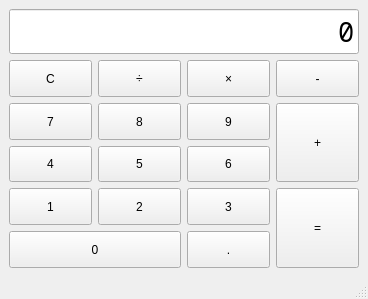
Above: mainwindow.ui from bonevelous/basicalc before the change. Below: the same form after it.
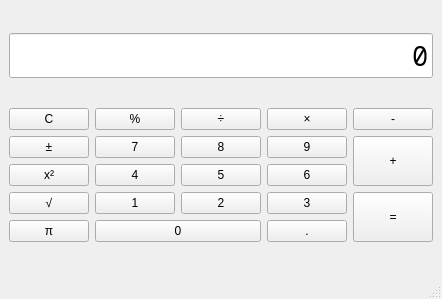
That is the form after the change. Custom widgets are drawn as their Qt base class.

Commit message: Added square, square root, and pi; also fixed broken divide button

```diff
--- a/mainwindow.ui
+++ b/mainwindow.ui
@@ -39,33 +39,7 @@
     </item>
     <item>
      <layout class="QGridLayout" name="gridLayout">
-      <item row="0" column="4">
-       <widget class="CalcButton" name="subtractButton">
-        <property name="sizePolicy">
-         <sizepolicy hsizetype="Minimum" vsizetype="Minimum">
-          <horstretch>0</horstretch>
-          <verstretch>0</verstretch>
-         </sizepolicy>
-        </property>
-        <property name="text">
-         <string>-</string>
-        </property>
-       </widget>
-      </item>
-      <item row="0" column="1">
-       <widget class="CalcButton" name="divideButton">
-        <property name="sizePolicy">
-         <sizepolicy hsizetype="Minimum" vsizetype="Minimum">
-          <horstretch>0</horstretch>
-          <verstretch>0</verstretch>
-         </sizepolicy>
-        </property>
-        <property name="text">
-         <string>÷</string>
-        </property>
-       </widget>
-      </item>
-      <item row="2" column="0">
+      <item row="2" column="1">
        <widget class="CalcButton" name="digit_button4">
         <property name="sizePolicy">
          <sizepolicy hsizetype="Minimum" vsizetype="Minimum">
@@ -78,8 +52,8 @@
         </property>
        </widget>
       </item>
-      <item row="2" column="1">
-       <widget class="CalcButton" name="digit_button5">
+      <item row="3" column="5" rowspan="2">
+       <widget class="CalcButton" name="answerButton">
         <property name="sizePolicy">
          <sizepolicy hsizetype="Minimum" vsizetype="Minimum">
           <horstretch>0</horstretch>
@@ -87,37 +61,50 @@
          </sizepolicy>
         </property>
         <property name="text">
-         <string>5</string>
-        </property>
-       </widget>
-      </item>
-      <item row="1" column="1">
-       <widget class="CalcButton" name="digit_button8">
-        <property name="sizePolicy">
-         <sizepolicy hsizetype="Minimum" vsizetype="Minimum">
-          <horstretch>0</horstretch>
-          <verstretch>0</verstretch>
-         </sizepolicy>
-        </property>
-        <property name="text">
-         <string>8</string>
-        </property>
-       </widget>
-      </item>
-      <item row="1" column="0">
-       <widget class="CalcButton" name="digit_button7">
-        <property name="sizePolicy">
-         <sizepolicy hsizetype="Minimum" vsizetype="Minimum">
-          <horstretch>0</horstretch>
-          <verstretch>0</verstretch>
-         </sizepolicy>
-        </property>
-        <property name="text">
-         <string>7</string>
+         <string>=</string>
         </property>
        </widget>
       </item>
       <item row="3" column="1">
+       <widget class="CalcButton" name="digit_button1">
+        <property name="sizePolicy">
+         <sizepolicy hsizetype="Minimum" vsizetype="Minimum">
+          <horstretch>0</horstretch>
+          <verstretch>0</verstretch>
+         </sizepolicy>
+        </property>
+        <property name="text">
+         <string>1</string>
+        </property>
+       </widget>
+      </item>
+      <item row="4" column="1" colspan="2">
+       <widget class="CalcButton" name="digit_button0">
+        <property name="sizePolicy">
+         <sizepolicy hsizetype="Minimum" vsizetype="Minimum">
+          <horstretch>0</horstretch>
+          <verstretch>0</verstretch>
+         </sizepolicy>
+        </property>
+        <property name="text">
+         <string>0</string>
+        </property>
+       </widget>
+      </item>
+      <item row="1" column="5" rowspan="2">
+       <widget class="CalcButton" name="addButton">
+        <property name="sizePolicy">
+         <sizepolicy hsizetype="Minimum" vsizetype="Minimum">
+          <horstretch>0</horstretch>
+          <verstretch>0</verstretch>
+         </sizepolicy>
+        </property>
+        <property name="text">
+         <string>+</string>
+        </property>
+       </widget>
+      </item>
+      <item row="3" column="2">
        <widget class="CalcButton" name="digit_button2">
         <property name="sizePolicy">
          <sizepolicy hsizetype="Minimum" vsizetype="Minimum">
@@ -130,20 +117,20 @@
         </property>
        </widget>
       </item>
-      <item row="0" column="0">
-       <widget class="CalcButton" name="clsButton">
-        <property name="sizePolicy">
-         <sizepolicy hsizetype="Minimum" vsizetype="Minimum">
-          <horstretch>0</horstretch>
-          <verstretch>0</verstretch>
-         </sizepolicy>
-        </property>
-        <property name="text">
-         <string>C</string>
-        </property>
-       </widget>
-      </item>
       <item row="0" column="2">
+       <widget class="CalcButton" name="divideButton">
+        <property name="sizePolicy">
+         <sizepolicy hsizetype="Minimum" vsizetype="Minimum">
+          <horstretch>0</horstretch>
+          <verstretch>0</verstretch>
+         </sizepolicy>
+        </property>
+        <property name="text">
+         <string>÷</string>
+        </property>
+       </widget>
+      </item>
+      <item row="0" column="3">
        <widget class="CalcButton" name="multiplyButton">
         <property name="sizePolicy">
          <sizepolicy hsizetype="Minimum" vsizetype="Minimum">
@@ -156,7 +143,27 @@
         </property>
        </widget>
       </item>
-      <item row="2" column="2">
+      <item row="1" column="2">
+       <widget class="CalcButton" name="digit_button8">
+        <property name="sizePolicy">
+         <sizepolicy hsizetype="Minimum" vsizetype="Minimum">
+          <horstretch>0</horstretch>
+          <verstretch>0</verstretch>
+         </sizepolicy>
+        </property>
+        <property name="text">
+         <string>8</string>
+        </property>
+       </widget>
+      </item>
+      <item row="0" column="1">
+       <widget class="CalcButton" name="modulusButton">
+        <property name="text">
+         <string>%</string>
+        </property>
+       </widget>
+      </item>
+      <item row="2" column="3">
        <widget class="CalcButton" name="digit_button6">
         <property name="sizePolicy">
          <sizepolicy hsizetype="Minimum" vsizetype="Minimum">
@@ -169,7 +176,40 @@
         </property>
        </widget>
       </item>
-      <item row="3" column="2">
+      <item row="1" column="1">
+       <widget class="CalcButton" name="digit_button7">
+        <property name="sizePolicy">
+         <sizepolicy hsizetype="Minimum" vsizetype="Minimum">
+          <horstretch>0</horstretch>
+          <verstretch>0</verstretch>
+         </sizepolicy>
+        </property>
+        <property name="text">
+         <string>7</string>
+        </property>
+       </widget>
+      </item>
+      <item row="3" column="0">
+       <widget class="CalcButton" name="s_rootButton">
+        <property name="text">
+         <string>√</string>
+        </property>
+       </widget>
+      </item>
+      <item row="0" column="0">
+       <widget class="CalcButton" name="clsButton">
+        <property name="sizePolicy">
+         <sizepolicy hsizetype="Minimum" vsizetype="Minimum">
+          <horstretch>0</horstretch>
+          <verstretch>0</verstretch>
+         </sizepolicy>
+        </property>
+        <property name="text">
+         <string>C</string>
+        </property>
+       </widget>
+      </item>
+      <item row="3" column="3">
        <widget class="CalcButton" name="digit_button3">
         <property name="sizePolicy">
          <sizepolicy hsizetype="Minimum" vsizetype="Minimum">
@@ -182,8 +222,8 @@
         </property>
        </widget>
       </item>
-      <item row="3" column="0">
-       <widget class="CalcButton" name="digit_button1">
+      <item row="0" column="5">
+       <widget class="CalcButton" name="subtractButton">
         <property name="sizePolicy">
          <sizepolicy hsizetype="Minimum" vsizetype="Minimum">
           <horstretch>0</horstretch>
@@ -191,11 +231,11 @@
          </sizepolicy>
         </property>
         <property name="text">
-         <string>1</string>
+         <string>-</string>
         </property>
        </widget>
       </item>
-      <item row="1" column="2">
+      <item row="1" column="3">
        <widget class="CalcButton" name="digit_button9">
         <property name="sizePolicy">
          <sizepolicy hsizetype="Minimum" vsizetype="Minimum">
@@ -208,7 +248,27 @@
         </property>
        </widget>
       </item>
-      <item row="4" column="2">
+      <item row="2" column="0">
+       <widget class="CalcButton" name="squareButton">
+        <property name="text">
+         <string>x²</string>
+        </property>
+       </widget>
+      </item>
+      <item row="2" column="2">
+       <widget class="CalcButton" name="digit_button5">
+        <property name="sizePolicy">
+         <sizepolicy hsizetype="Minimum" vsizetype="Minimum">
+          <horstretch>0</horstretch>
+          <verstretch>0</verstretch>
+         </sizepolicy>
+        </property>
+        <property name="text">
+         <string>5</string>
+        </property>
+       </widget>
+      </item>
+      <item row="4" column="3">
        <widget class="CalcButton" name="pointButton">
         <property name="sizePolicy">
          <sizepolicy hsizetype="Minimum" vsizetype="Minimum">
@@ -221,42 +281,17 @@
         </property>
        </widget>
       </item>
-      <item row="1" column="4" rowspan="2">
-       <widget class="CalcButton" name="addButton">
-        <property name="sizePolicy">
-         <sizepolicy hsizetype="Minimum" vsizetype="Minimum">
-          <horstretch>0</horstretch>
-          <verstretch>0</verstretch>
-         </sizepolicy>
-        </property>
+      <item row="4" column="0">
+       <widget class="CalcButton" name="piButton">
         <property name="text">
-         <string>+</string>
+         <string>π</string>
         </property>
        </widget>
       </item>
-      <item row="4" column="0" colspan="2">
-       <widget class="CalcButton" name="digit_button0">
-        <property name="sizePolicy">
-         <sizepolicy hsizetype="Minimum" vsizetype="Minimum">
-          <horstretch>0</horstretch>
-          <verstretch>0</verstretch>
-         </sizepolicy>
-        </property>
+      <item row="1" column="0">
+       <widget class="CalcButton" name="invertButton">
         <property name="text">
-         <string>0</string>
-        </property>
-       </widget>
-      </item>
-      <item row="3" column="4" rowspan="2">
-       <widget class="CalcButton" name="answerButton">
-        <property name="sizePolicy">
-         <sizepolicy hsizetype="Minimum" vsizetype="Minimum">
-          <horstretch>0</horstretch>
-          <verstretch>0</verstretch>
-         </sizepolicy>
-        </property>
-        <property name="text">
-         <string>=</string>
+         <string>±</string>
         </property>
        </widget>
       </item>
```
The commit also changes 4 other files.
